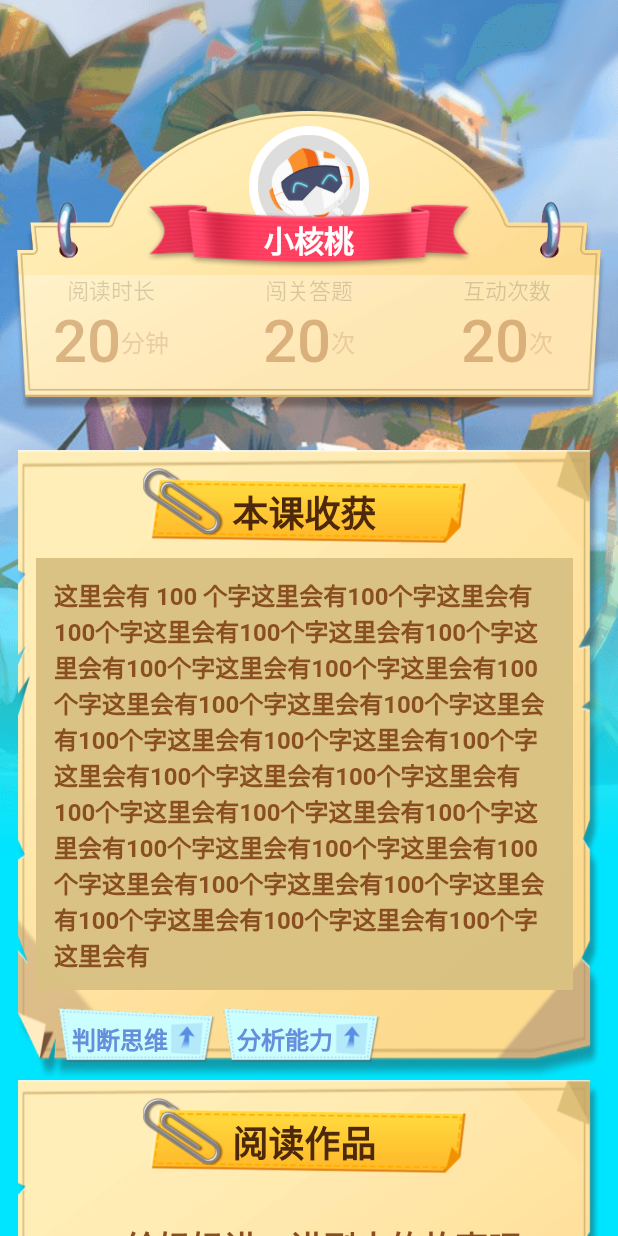
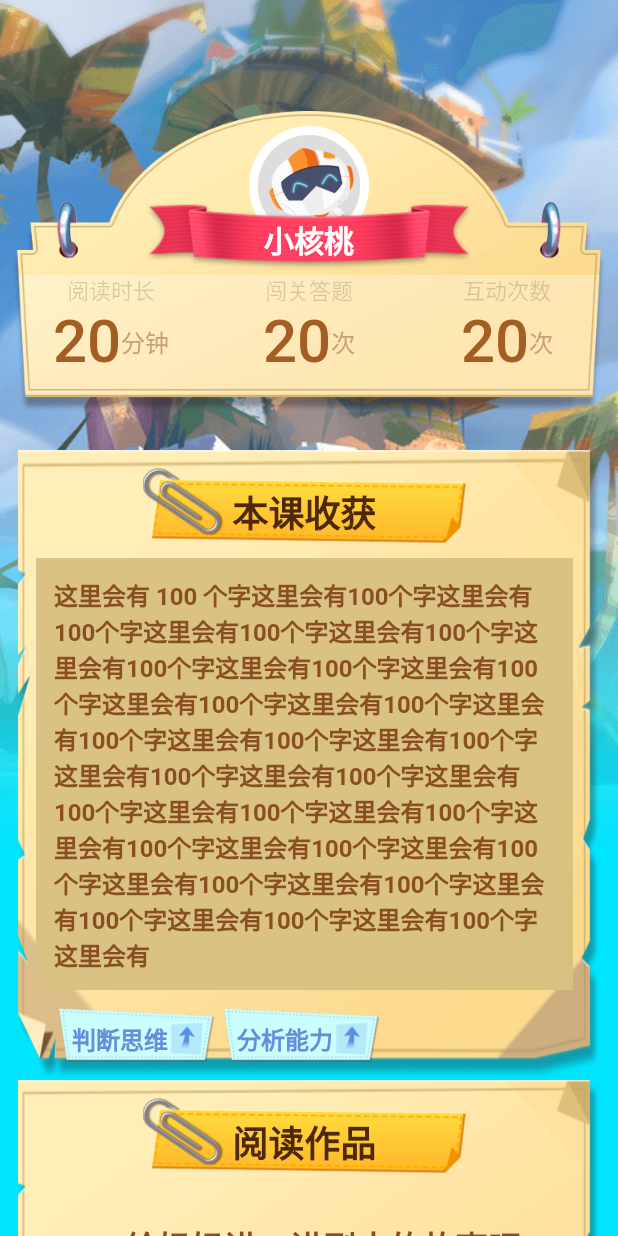
Before and after one commit to JunaYa/flutter-music-app, a Flutter app: the screen it shows after launch, on a phone screen of 412 x 824 dp. Run offline on Flutter 3.47's test engine with Material 2 defaults, Android fonts, the phone set to English and light mode, and no system bars.

Commit message:
feat: update text color

```diff
--- a/lib/pages/ReportReading.dart
+++ b/lib/pages/ReportReading.dart
@@ -206,7 +206,7 @@ class CourseDataItem extends StatelessWidget {
               style: const TextStyle(
                 fontSize: 40.0,
                 fontWeight: FontWeight.w500,
-                color: Color.fromARGB(100, 162, 91, 34),
+                color: Color.fromARGB(250, 162, 91, 34),
               )
             ),
             Text(
@@ -214,7 +214,7 @@ class CourseDataItem extends StatelessWidget {
               style: const TextStyle(
                 fontSize: 16.0,
                 fontWeight: FontWeight.w500,
-                color: Color.fromARGB(100, 202, 159, 122),
+                color: Color.fromARGB(255, 202, 159, 122),
               )
             ),
           ]
```
